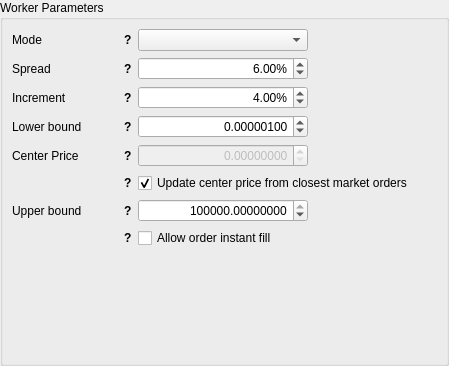
First picture: the form in dexbot/views/ui/forms/staggered_orders_widget.ui, repository xeroc/stakemachine, before the edit.
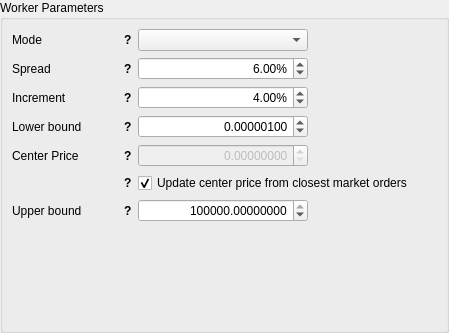
Second picture: the form after the edit.

Commit message: Remove instant fill option

```diff
--- a/dexbot/views/ui/forms/staggered_orders_widget.ui
+++ b/dexbot/views/ui/forms/staggered_orders_widget.ui
@@ -7,7 +7,7 @@
     <x>0</x>
     <y>0</y>
     <width>449</width>
-    <height>366</height>
+    <height>333</height>
    </rect>
   </property>
   <property name="windowTitle">
@@ -872,126 +872,6 @@
         </property>
        </widget>
       </item>
-      <item row="19" column="0">
-       <widget class="QWidget" name="allow_instant_fill_wraper" native="true">
-        <property name="sizePolicy">
-         <sizepolicy hsizetype="Fixed" vsizetype="Preferred">
-          <horstretch>0</horstretch>
-          <verstretch>0</verstretch>
-         </sizepolicy>
-        </property>
-        <property name="minimumSize">
-         <size>
-          <width>120</width>
-          <height>0</height>
-         </size>
-        </property>
-        <property name="maximumSize">
-         <size>
-          <width>120</width>
-          <height>16777215</height>
-         </size>
-        </property>
-        <layout class="QHBoxLayout" name="horizontalLayout_15">
-         <property name="spacing">
-          <number>0</number>
-         </property>
-         <property name="leftMargin">
-          <number>0</number>
-         </property>
-         <property name="topMargin">
-          <number>0</number>
-         </property>
-         <property name="rightMargin">
-          <number>0</number>
-         </property>
-         <property name="bottomMargin">
-          <number>0</number>
-         </property>
-         <item>
-          <spacer name="horizontalSpacer_6">
-           <property name="orientation">
-            <enum>Qt::Horizontal</enum>
-           </property>
-           <property name="sizeHint" stdset="0">
-            <size>
-             <width>40</width>
-             <height>20</height>
-            </size>
-           </property>
-          </spacer>
-         </item>
-         <item>
-          <widget class="QLabel" name="allow_instant_fill_tooltip">
-           <property name="sizePolicy">
-            <sizepolicy hsizetype="Fixed" vsizetype="Preferred">
-             <horstretch>0</horstretch>
-             <verstretch>0</verstretch>
-            </sizepolicy>
-           </property>
-           <property name="font">
-            <font>
-             <weight>75</weight>
-             <bold>true</bold>
-            </font>
-           </property>
-           <property name="cursor">
-            <cursorShape>WhatsThisCursor</cursorShape>
-           </property>
-           <property name="toolTip">
-            <string>Allow bot to make orders which might fill immediately upon placement</string>
-           </property>
-           <property name="text">
-            <string>?</string>
-           </property>
-           <property name="alignment">
-            <set>Qt::AlignLeading|Qt::AlignLeft|Qt::AlignVCenter</set>
-           </property>
-           <property name="margin">
-            <number>5</number>
-           </property>
-          </widget>
-         </item>
-        </layout>
-       </widget>
-      </item>
-      <item row="19" column="1">
-       <widget class="QCheckBox" name="allow_instant_fill_input">
-        <property name="sizePolicy">
-         <sizepolicy hsizetype="Fixed" vsizetype="Fixed">
-          <horstretch>0</horstretch>
-          <verstretch>0</verstretch>
-         </sizepolicy>
-        </property>
-        <property name="minimumSize">
-         <size>
-          <width>170</width>
-          <height>0</height>
-         </size>
-        </property>
-        <property name="locale">
-         <locale language="English" country="UnitedStates"/>
-        </property>
-        <property name="text">
-         <string>Allow order instant fill</string>
-        </property>
-        <property name="accelerated" stdset="0">
-         <bool>false</bool>
-        </property>
-        <property name="showGroupSeparator" stdset="0">
-         <bool>false</bool>
-        </property>
-        <property name="decimals" stdset="0">
-         <number>8</number>
-        </property>
-        <property name="minimum" stdset="0">
-         <double>0.000000000000000</double>
-        </property>
-        <property name="maximum" stdset="0">
-         <double>999999999.998999953269958</double>
-        </property>
-       </widget>
-      </item>
      </layout>
     </widget>
    </item>
```
The commit also changes 1 other file.
